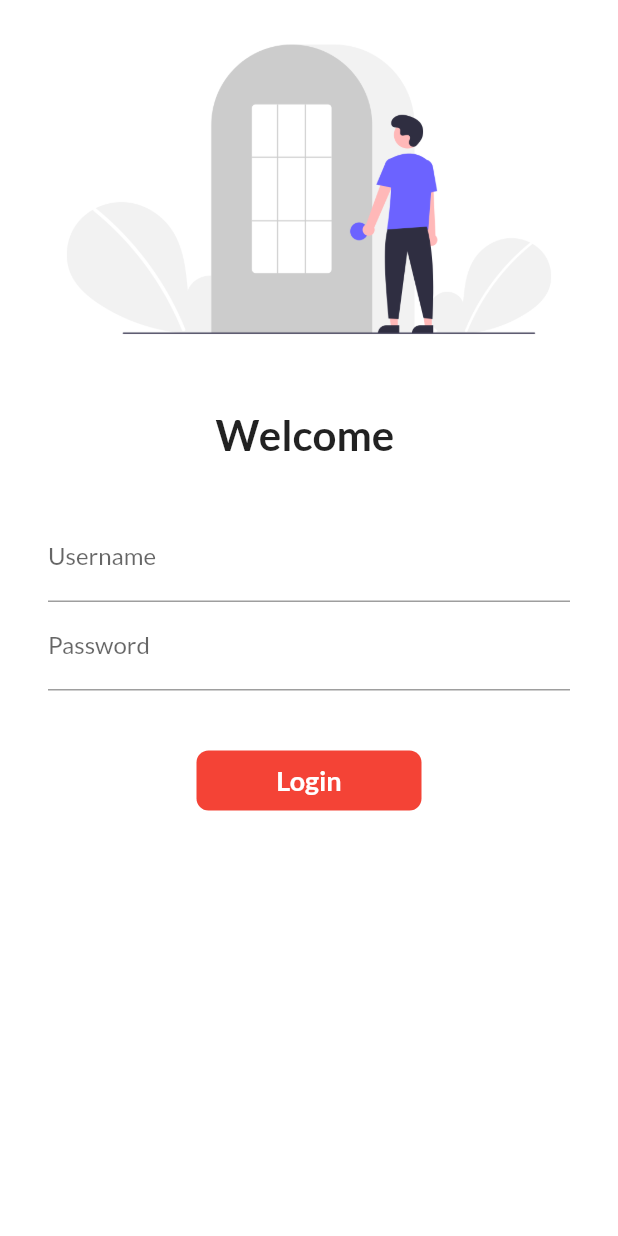
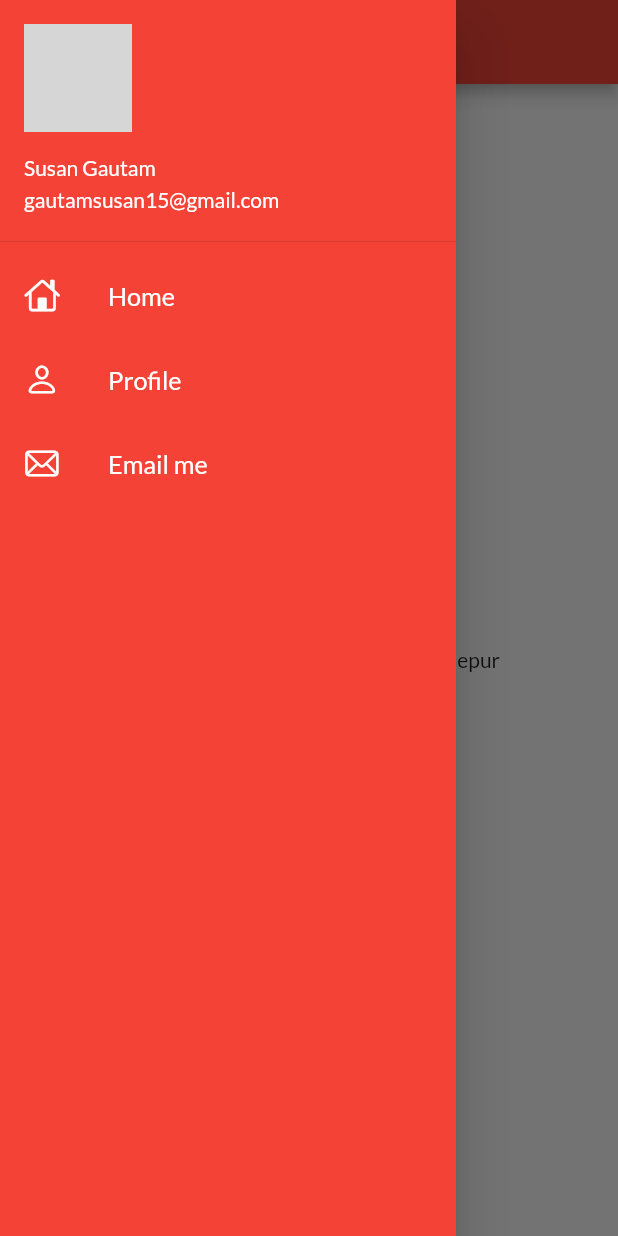
Before and after one commit to susan7979/30DaysOfFlutter, a Flutter app: the screen it shows after launch, with the side drawer open (before the commit the screen has no drawer), on a phone screen of 412 x 824 dp. Run offline on Flutter 3.47's test engine with Material 2 defaults, Android fonts, the phone set to English and light mode, and no system bars; our stand-ins replace google_fonts; network calls fail; grey boxes are pictures that could not be loaded.

Commit message:
day 9 completed

```diff
--- a/lib/main.dart
+++ b/lib/main.dart
@@ -18,8 +18,9 @@ class MyApp extends StatelessWidget {
         primarySwatch: Colors.red,
         fontFamily: GoogleFonts.lato().fontFamily,
       ),
+      debugShowCheckedModeBanner: false,
       darkTheme: ThemeData(brightness: Brightness.dark),
-      initialRoute: "/login",
+      initialRoute: MyRoutes.homeRoute,
       routes: {
         "/": (context) => LoginPage(),
         MyRoutes.homeRoute: (context) => HomePage(),
--- a/lib/pages/home_page.dart
+++ b/lib/pages/home_page.dart
@@ -1,4 +1,5 @@
 import 'package:flutter/material.dart';
+import 'package:flutter_catalog/widgets/drawer.dart';
 
 class HomePage extends StatelessWidget {
   final int days = 30;
@@ -15,7 +16,7 @@ class HomePage extends StatelessWidget {
           child: Text("Welcome to $days days of flutter by $name"),
         ),
       ),
-      drawer: Drawer(),
+      drawer: MyDrawer(),
     );
   }
 }
--- /dev/null
+++ b/lib/widgets/drawer.dart
@@ -0,0 +1,69 @@
+import 'package:flutter/cupertino.dart';
+import 'package:flutter/material.dart';
+
+class MyDrawer extends StatelessWidget {
+  const MyDrawer({Key? key}) : super(key: key);
+
+  @override
+  Widget build(BuildContext context) {
+    final imageUrl = "http://www.mandysam.com/img/random.jpg";
+    return Drawer(
+      child: Container(
+        color: Colors.red,
+        child: ListView(
+          children: [
+            DrawerHeader(
+              padding: EdgeInsets.zero,
+              child: UserAccountsDrawerHeader(
+                  margin: EdgeInsets.zero,
+                  accountName: Text("Susan Gautam"),
+                  accountEmail: Text("gautamsusan15@gmail.com"),
+                  currentAccountPicture: CircleAvatar(
+                    backgroundImage: NetworkImage(imageUrl),
+                  )),
+            ),
+            ListTile(
+              leading: Icon(
+                CupertinoIcons.home,
+                color: Colors.white,
+              ),
+              title: Text(
+                "Home",
+                textScaleFactor: 1.2,
+                style: TextStyle(
+                  color: Colors.white,
+                ),
+              ),
+            ),
+            ListTile(
+              leading: Icon(
+                CupertinoIcons.person,
+                color: Colors.white,
+              ),
+              title: Text(
+                "Profile",
+                textScaleFactor: 1.2,
+                style: TextStyle(
+                  color: Colors.white,
+                ),
+              ),
+            ),
+            ListTile(
+              leading: Icon(
+                CupertinoIcons.mail,
+                color: Colors.white,
+              ),
+              title: Text(
+                "Email me",
+                textScaleFactor: 1.2,
+                style: TextStyle(
+                  color: Colors.white,
+                ),
+              ),
+            )
+          ],
+        ),
+      ),
+    );
+  }
+}
```
